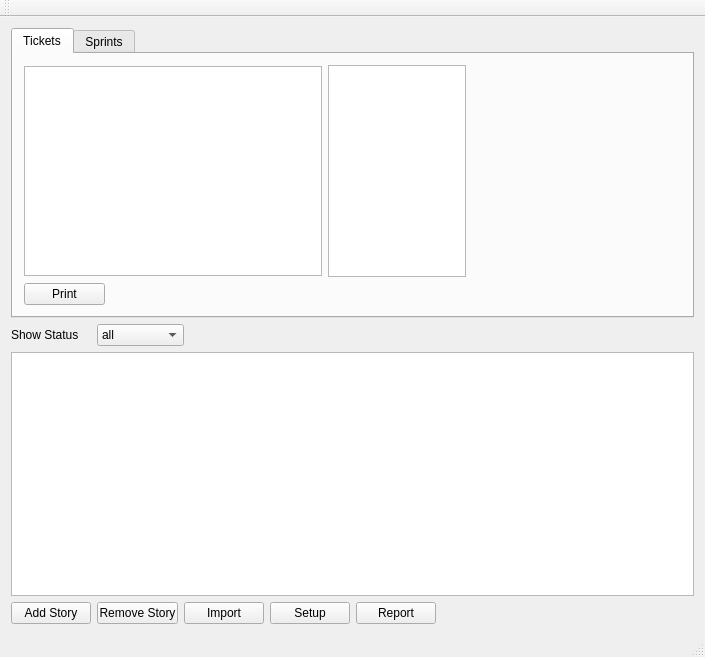
Above: mainwindow.ui from jmreyen/starfish before the change. Below: the same form after it.
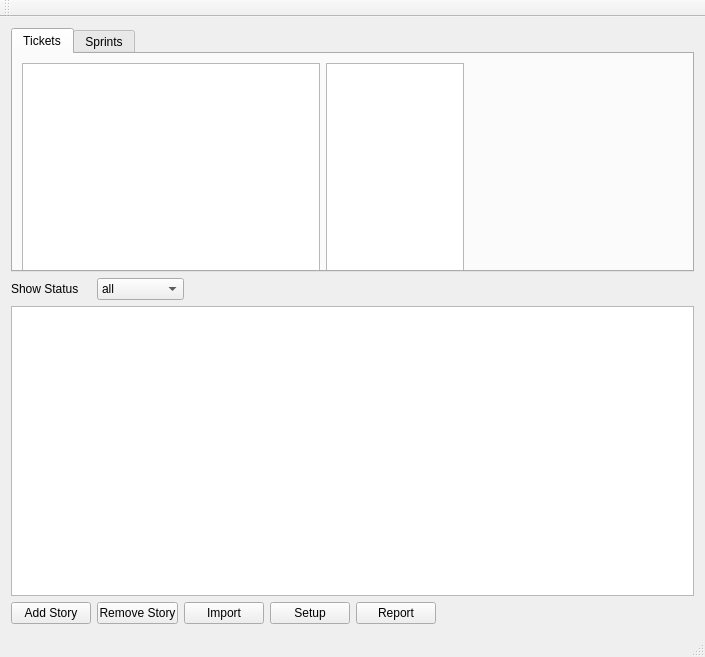
That is the form after the change. Icons and pictures are not drawn.

The edit to the form file:
```diff
--- a/mainwindow.ui
+++ b/mainwindow.ui
@@ -34,12 +34,18 @@
        <attribute name="title">
         <string>Tickets</string>
        </attribute>
-       <layout class="QGridLayout" name="gridLayout">
-        <item row="0" column="0">
          <widget class="QGraphicsView" name="cardView">
           <property name="enabled">
            <bool>true</bool>
           </property>
+        <property name="geometry">
+         <rect>
+          <x>9</x>
+          <y>9</y>
+          <width>298</width>
+          <height>210</height>
+         </rect>
+        </property>
           <property name="sizePolicy">
            <sizepolicy hsizetype="Fixed" vsizetype="Fixed">
             <horstretch>0</horstretch>
@@ -71,22 +77,15 @@
            <enum>Qt::ScrollBarAlwaysOff</enum>
           </property>
          </widget>
-        </item>
-        <item row="0" column="2">
-         <spacer name="horizontalSpacer">
-          <property name="orientation">
-           <enum>Qt::Horizontal</enum>
-          </property>
-          <property name="sizeHint" stdset="0">
-           <size>
-            <width>333</width>
-            <height>20</height>
-           </size>
-          </property>
-         </spacer>
-        </item>
-        <item row="1" column="0">
          <widget class="QPushButton" name="printButton">
+        <property name="geometry">
+         <rect>
+          <x>9</x>
+          <y>226</y>
+          <width>75</width>
+          <height>23</height>
+         </rect>
+        </property>
           <property name="maximumSize">
            <size>
             <width>81</width>
@@ -97,9 +96,15 @@
            <string>Print</string>
           </property>
          </widget>
-        </item>
-        <item row="0" column="1">
          <widget class="QTableWidget" name="sprintTable">
+        <property name="geometry">
+         <rect>
+          <x>313</x>
+          <y>9</y>
+          <width>138</width>
+          <height>211</height>
+         </rect>
+        </property>
           <property name="verticalScrollBarPolicy">
            <enum>Qt::ScrollBarAsNeeded</enum>
           </property>
@@ -155,8 +160,6 @@
            </property>
           </column>
          </widget>
-        </item>
-       </layout>
       </widget>
       <widget class="QWidget" name="tab_2">
        <attribute name="title">
@@ -334,9 +337,15 @@
         <family>Arial</family>
        </font>
       </property>
+      <property name="gridStyle">
+       <enum>Qt::NoPen</enum>
+      </property>
       <property name="sortingEnabled">
        <bool>true</bool>
       </property>
+      <property name="wordWrap">
+       <bool>true</bool>
+      </property>
       <attribute name="horizontalHeaderVisible">
        <bool>false</bool>
       </attribute>
@@ -344,11 +353,17 @@
        <bool>true</bool>
       </attribute>
       <attribute name="horizontalHeaderDefaultSectionSize">
-       <number>0</number>
+       <number>50</number>
       </attribute>
       <attribute name="horizontalHeaderHighlightSections">
        <bool>true</bool>
       </attribute>
+      <attribute name="horizontalHeaderMinimumSectionSize">
+       <number>5</number>
+      </attribute>
+      <attribute name="horizontalHeaderShowSortIndicator" stdset="0">
+       <bool>true</bool>
+      </attribute>
       <attribute name="horizontalHeaderStretchLastSection">
        <bool>false</bool>
       </attribute>
@@ -364,6 +379,9 @@
       <attribute name="verticalHeaderHighlightSections">
        <bool>false</bool>
       </attribute>
+      <attribute name="verticalHeaderMinimumSectionSize">
+       <number>0</number>
+      </attribute>
      </widget>
     </item>
    </layout>
```
Left out of the diff: 2 changed lines with no effect on the pictures. Lines whose indentation alone changed are shown as unchanged.
